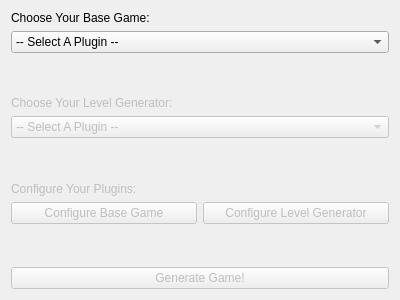
This is Level-Headed/Main_Window.ui in Coolcord/Level-Headed as Qt 5 draws it before an edit. The edited form follows.
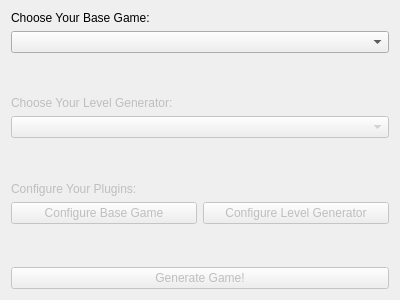
This is the edited form.

What changed in the file:
```diff
--- a/Level-Headed/Main_Window.ui
+++ b/Level-Headed/Main_Window.ui
@@ -28,11 +28,9 @@
      </item>
      <item>
       <widget class="QComboBox" name="comboBaseGame">
-       <item>
-        <property name="text">
-         <string>-- Select A Plugin --</string>
-        </property>
-       </item>
+       <property name="currentText">
+        <string/>
+       </property>
       </widget>
      </item>
     </layout>
@@ -73,11 +71,6 @@
        <property name="enabled">
         <bool>false</bool>
        </property>
-       <item>
-        <property name="text">
-         <string>-- Select A Plugin --</string>
-        </property>
-       </item>
       </widget>
      </item>
     </layout>
```
